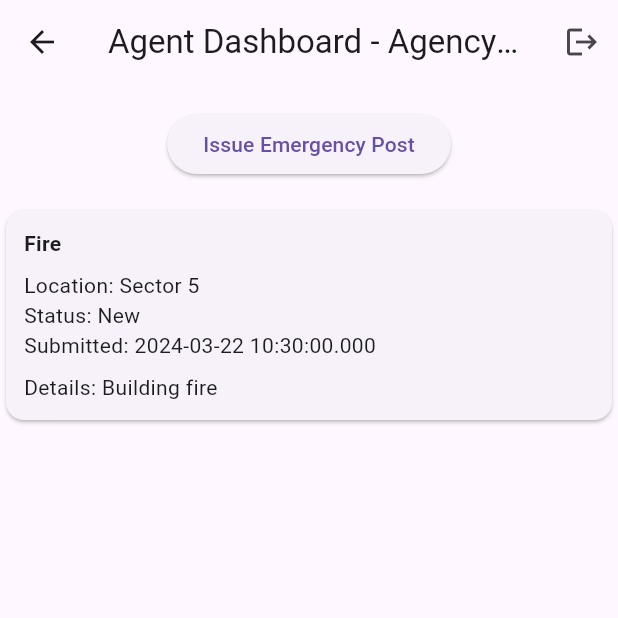
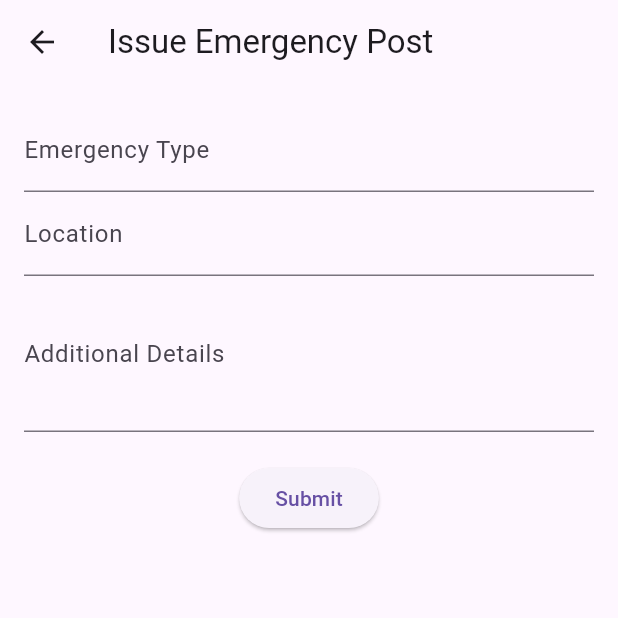
Before and after one commit to cvsanjeev/rescue_MAD_LAB, a Flutter app: the AgentDashboardScreen screen opened by its route, after a tap on "Issue Emergency Post", on a phone screen of 412 x 824 dp, the top half of it. Run offline on Flutter 3.47's test engine with Material 3 defaults, Android fonts, the phone set to English and light mode, and no system bars; our stand-ins replace sqflite; accounts and stored records are empty.

Commit message:
Database working and reflecting in agency side

```diff
--- a/lib/agent_dashboard_screen.dart
+++ b/lib/agent_dashboard_screen.dart
@@ -1,5 +1,7 @@
 import 'package:flutter/material.dart';
 import 'emergency_post.dart';
+import 'emergency_post_dao.dart';
+import 'issue_emergency_post_screen.dart';
 
 class AgentDashboardScreen extends StatefulWidget {
   @override
@@ -8,28 +10,19 @@ class AgentDashboardScreen extends StatefulWidget {
 
 class _AgentDashboardScreenState extends State<AgentDashboardScreen> {
   final String agencyName = "Agency X";
-   List<EmergencyPost> emergencyPosts = [];
+  final _dao = EmergencyPostDAO(); // Create DAO instance
+  List<EmergencyPost> _emergencyPosts = [];
 
   @override
   void initState() {
     super.initState();
-    _fetchMockPosts(); // Fetch mock data on initialization
+    _loadPosts();
   }
 
-  void _fetchMockPosts() {
+  Future<void> _loadPosts() async {
+    final posts = await _dao.getAllPosts(); // Fetch from database
     setState(() {
-      emergencyPosts = [
-        EmergencyPost(
-          id: '1',
-          type: 'Fire',
-          location: 'Sector 5',
-          initialStatus: Status.New, // Use the enum for initial status
-          timestamp: DateTime.now(),
-          additionalDetails: 'Building fire',
-          issuingAgentId: 'agent123',
-        ),
-        // ... add more mock posts with different statuses if desired
-      ];
+      _emergencyPosts = posts;
     });
   }
   void _handleLogout() {
@@ -47,21 +40,28 @@ class _AgentDashboardScreenState extends State<AgentDashboardScreen> {
           Padding(
             padding: const EdgeInsets.all(16.0),
             child: ElevatedButton(
-              onPressed: () {
-                // Replace with actual navigation logic later
-                print("Navigate to Issue Emergency Post screen");
+              onPressed: () async {
+                // 1. Navigate to the Issue Emergency Post screen
+                final newPost = await Navigator.push(context,
+                    MaterialPageRoute(builder: (context) => IssueEmergencyPostScreen())
+                );
+
+                // 2. Handle the new post
+                if (newPost != null) {
+                  _dao.insertPost(newPost); // Insert into database
+                  setState(() {
+                    _emergencyPosts.add(newPost); // Update the UI
+                  });
+                }
               },
               child: Text("Issue Emergency Post"),
             ),
-          ),
-          Expanded(
-            child: _buildEmergencyPostList(),
           ),
         ],
       ),
     );
   }
-
+/*
   Widget _buildEmergencyPostList() {
     if (emergencyPosts.isEmpty) {
       return Center(child: Text('No Previous Posts'));
@@ -73,7 +73,7 @@ class _AgentDashboardScreenState extends State<AgentDashboardScreen> {
         },
       );
     }
-  }
+  } */
 
   Widget _buildPostCard(EmergencyPost post) {
     return Card(
--- a/lib/emergency_post.dart
+++ b/lib/emergency_post.dart
@@ -1,14 +1,12 @@
-
-
 enum Status { New, Acknowledged, InProgress, Resolved } // Example with enum
 
 class EmergencyPost {
   final String id;
   String additionalDetails;
+  final String type;
+  final String location;
+  DateTime timestamp;
   final String issuingAgentId;
-   final String type;
-   final String location;
-   DateTime timestamp;
   Status _status;
 
   EmergencyPost({
@@ -26,4 +24,29 @@ class EmergencyPost {
   void updateStatus(Status newStatus) {
     _status = newStatus;
   }
+
+  // Methods for database interaction:
+  Map<String, dynamic> toMap() {
+    return {
+      'id': id,
+      'type': type,
+      'location': location,
+      'timestamp': timestamp.toString(),
+      'status': status, // Convert enum to string
+      'additional_details': additionalDetails,
+      'issuing_agent_id': issuingAgentId,
+    };
+  }
+
+  static EmergencyPost fromMap(Map<String, dynamic> map) {
+    return EmergencyPost(
+      id: map['id'],
+      type: map['type'],
+      location: map['location'],
+      timestamp: DateTime.parse(map['timestamp']),
+      initialStatus: Status.values.byName(map['status']),
+      additionalDetails: map['additional_details'],
+      issuingAgentId: map['issuing_agent_id'],
+    );
+  }
 }
--- /dev/null
+++ b/lib/emergency_post_dao.dart
@@ -0,0 +1,33 @@
+import 'package:sqflite/sqflite.dart';
+import 'package:path/path.dart'; // For database path management
+import 'emergency_post.dart';
+
+class EmergencyPostDAO {
+  static const String _tableName = 'emergency_posts';
+
+  Future<Database> _getDatabase() async {
+    return openDatabase(
+      join(await getDatabasesPath(), 'emergency_posts.db'), // Database path
+      onCreate: (db, version) {
+        return db.execute(
+          'CREATE TABLE $_tableName(id TEXT PRIMARY KEY, type TEXT, location TEXT, timestamp TEXT, status TEXT, additional_details TEXT, issuing_agent_id TEXT)',
+        );
+      },
+      version: 1,
+    );
+  }
+
+  Future<void> insertPost(EmergencyPost post) async {
+    final db = await _getDatabase();
+    await db.insert(_tableName, post.toMap(), conflictAlgorithm: ConflictAlgorithm.replace);
+  }
+
+  Future<List<EmergencyPost>> getAllPosts() async {
+    final db = await _getDatabase();
+    final List<Map<String, dynamic>> maps = await db.query(_tableName);
+    return List.generate(maps.length, (i) {
+      return EmergencyPost.fromMap(maps[i]);
+    });
+  }
+// ... add more methods for update, delete, etc.
+}
--- /dev/null
+++ b/lib/issue_emergency_post_screen.dart
@@ -0,0 +1,88 @@
+import 'package:flutter/material.dart';
+import 'emergency_post.dart';
+
+class IssueEmergencyPostScreen extends StatefulWidget {
+  @override
+  _IssueEmergencyPostScreenState createState() => _IssueEmergencyPostScreenState();
+}
+
+class _IssueEmergencyPostScreenState extends State<IssueEmergencyPostScreen> {
+  final _formKey = GlobalKey<FormState>();
+  final _typeController = TextEditingController();
+  final _locationController = TextEditingController();
+  final _detailsController = TextEditingController();
+
+  @override
+  void dispose() {
+    _typeController.dispose();
+    _locationController.dispose();
+    _detailsController.dispose();
+    super.dispose();
+  }
+
+  @override
+  Widget build(BuildContext context) {
+    return Scaffold(
+      appBar: AppBar(
+        title: Text("Issue Emergency Post"),
+      ),
+      body: Padding(
+        padding: const EdgeInsets.all(16.0),
+        child: Form(
+          key: _formKey,
+          child: Column(
+            children: [
+              TextFormField(
+                controller: _typeController,
+                decoration: InputDecoration(labelText: 'Emergency Type'),
+                validator: (value) {
+                  if (value!.isEmpty) {
+                    return 'Please enter an emergency type';
+                  }
+                  return null;
+                },
+              ),
+              TextFormField(
+                controller: _locationController,
+                decoration: InputDecoration(labelText: 'Location'),
+                validator: (value) {
+                  if (value!.isEmpty) {
+                    return 'Please enter a location';
+                  }
+                  return null;
+                },
+              ),
+              TextFormField(
+                controller: _detailsController,
+                decoration: InputDecoration(labelText: 'Additional Details'),
+                maxLines: 3,
+              ),
+              SizedBox(height: 20),
+              ElevatedButton(
+                onPressed: () {
+                  if (_formKey.currentState!.validate()) {
+                    _submitForm();
+                  }
+                },
+                child: Text('Submit'),
+              ),
+            ],
+          ),
+        ),
+      ),
+    );
+  }
+
+  void _submitForm() {
+    final newPost = EmergencyPost(
+      id: DateTime.now().millisecondsSinceEpoch.toString(), // Temp ID
+      type: _typeController.text,
+      location: _locationController.text,
+      timestamp: DateTime.now(),
+      additionalDetails: _detailsController.text,
+      issuingAgentId: 'agent123', // Assuming you have a way to get agent ID
+      initialStatus: Status.New,
+    );
+    Navigator.pop(context, newPost);
+  }
+}
--- a/pubspec.yaml
+++ b/pubspec.yaml
@@ -30,6 +30,8 @@ environment:
 dependencies:
   flutter:
     sdk: flutter
+  sqflite: ^2.3.1
+  path: ^1.8.3
 
 
   # The following adds the Cupertino Icons font to your application.
@@ -59,6 +61,8 @@ flutter:
   uses-material-design: true
   assets:
     - images/a.png
+
+
 
   # To add assets to your application, add an assets section, like this:
   # assets:
```
Also changed, not shown: lib/agency_dashboard_screen.dart (+16 -18 lines), pubspec.lock, 7 other files.
